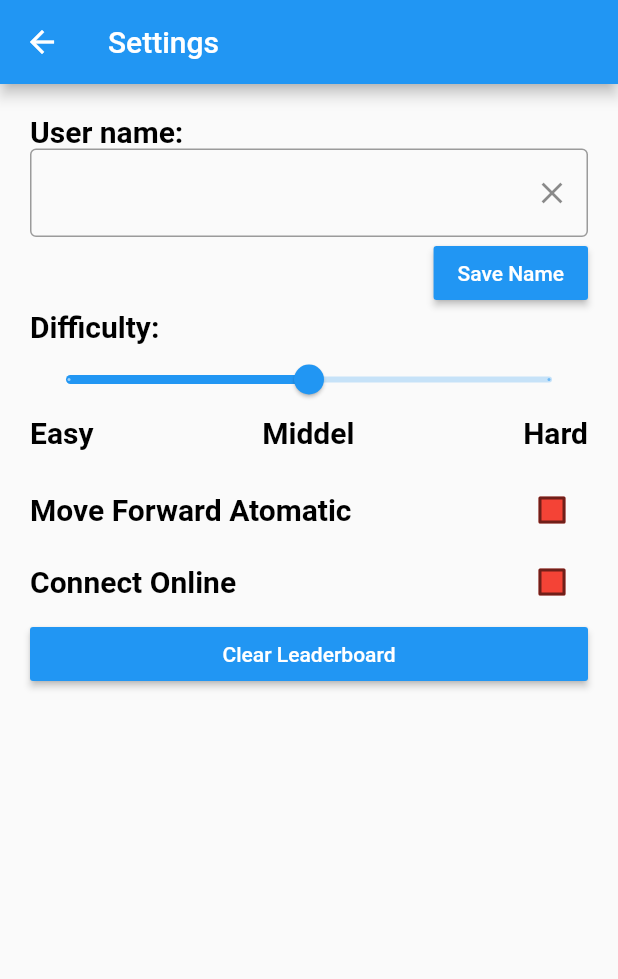
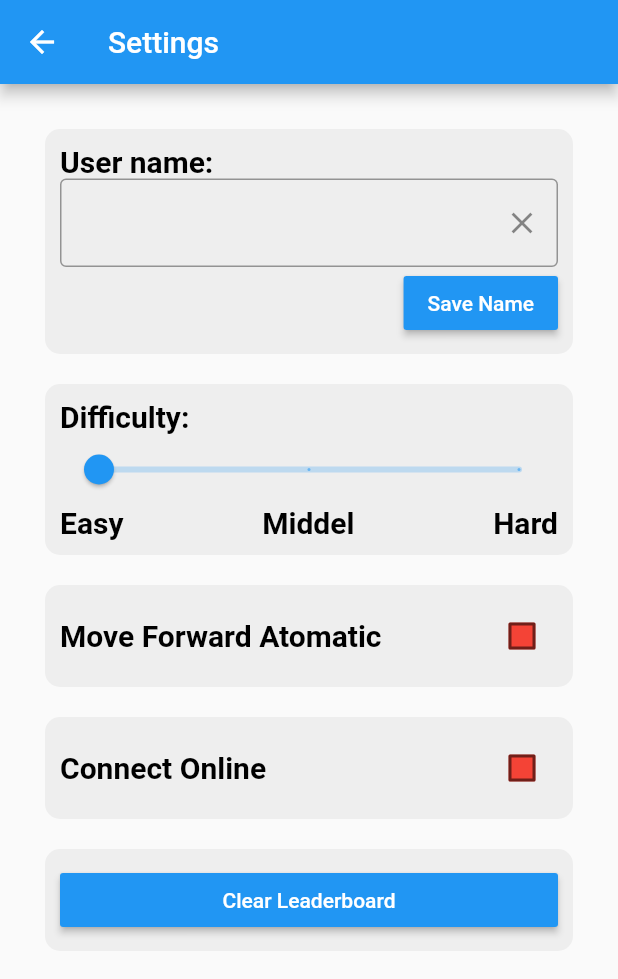
Before and after one commit to LukasAxelborn/CircleShoot, a Flutter app: the screen it shows after launch, after a tap on "Settings", on a phone screen of 412 x 824 dp. Shown: the top 979 px of the screen. Run offline on Flutter 3.47's test engine with Material 2 defaults, Android fonts, the phone set to English and light mode, and no system bars; our stand-ins replace shared_preferences; missing offline and left inert: flame, shared_preferences_web.

Commit message:
added persistent storge to user settings

```diff
--- a/lib/main.dart
+++ b/lib/main.dart
@@ -3,9 +3,12 @@ import 'package:game/settings/app_settings/scores_tracker_singleton.dart';
 import 'package:game/start_screen/start_menu.dart';
 import 'package:flutter/services.dart';
 
+import 'settings/user_settings/user_settings_option_state/user_settings_state.dart';
+
 void main() async {
   WidgetsFlutterBinding.ensureInitialized();
   ScoresTrackerSingleton().loadCSV();
+  UserSettingsState.init();
   SystemChrome.setPreferredOrientations([DeviceOrientation.portraitUp])
       .then((_) {
     runApp(
--- a/lib/settings/user_settings/settings_menu.dart
+++ b/lib/settings/user_settings/settings_menu.dart
@@ -24,14 +24,41 @@ class _SettingsMenuState extends State<SettingsMenu> {
         padding: const EdgeInsets.all(20.0),
         child: ListView(
           children: const [
-            SettingsUserNameChangeTextBox(),
-            SettingsDifficultySlider(),
-            SettingsAutoForwardCheckBox(),
-            SettingsOnlineCheckBox(),
-            SettingsClearLeaderBoard(),
+            CustomsRow(
+              widget: SettingsUserNameChangeTextBox(),
+            ),
+            CustomsRow(
+              widget: SettingsDifficultySlider(),
+            ),
+            CustomsRow(
+              widget: SettingsAutoForwardCheckBox(),
+            ),
+            CustomsRow(
+              widget: SettingsOnlineCheckBox(),
+            ),
+            CustomsRow(
+              widget: SettingsClearLeaderBoard(),
+            ),
           ],
         ),
       ),
     );
   }
 }
+
+class CustomsRow extends StatelessWidget {
+  final Widget widget;
+  const CustomsRow({Key? key, required this.widget}) : super(key: key);
+  @override
+  Widget build(BuildContext context) {
+    return Container(
+      padding: const EdgeInsets.all(10.0),
+      margin: const EdgeInsets.all(10.0),
+      decoration: BoxDecoration(
+        color: Colors.grey[200],
+        borderRadius: const BorderRadius.all(Radius.circular(10.0)),
+      ),
+      child: widget,
+    );
+  }
+}
--- /dev/null
+++ b/lib/settings/user_settings/user_settings_option_state/user_settings_state.dart
@@ -0,0 +1,40 @@
+import 'package:shared_preferences/shared_preferences.dart';
+
+class UserSettingsState {
+  static const String difficulty = "difficulty";
+  static const String moveforwardAutomatic = "MoveForward";
+  static const String connectonline = "ConnectOnline";
+
+  static late final SharedPreferences preferences;
+
+  static Future<SharedPreferences> init() async =>
+      preferences = await SharedPreferences.getInstance();
+
+  int getDifficulty() {
+    return preferences.getInt(difficulty) ?? 0;
+    // this 1 in the end is a default value
+  }
+
+  Future setDifficulty(int _difficulty) {
+    print(_difficulty);
+    return preferences.setInt(difficulty, _difficulty);
+  }
+
+  bool? getMoveForwardAutomatic() {
+    return preferences.getBool(moveforwardAutomatic);
+    // defult is error
+  }
+
+  Future setMoveForwardAutomatic(bool _moveforwardAutomatic) {
+    return preferences.setBool(moveforwardAutomatic, _moveforwardAutomatic);
+  }
+
+  bool? getConnectOnline() {
+    return preferences.getBool(connectonline);
+    // defult is error
+  }
+
+  Future setConnectOnline(bool _connectonline) {
+    return preferences.setBool(connectonline, _connectonline);
+  }
+}
--- a/lib/settings/user_settings/user_settings_options/settings_auto_forward_checkbox.dart
+++ b/lib/settings/user_settings/user_settings_options/settings_auto_forward_checkbox.dart
@@ -25,9 +25,7 @@ class _SettingsAutoForwardCheckBoxState
       return Colors.red;
     }
 
-    return Padding(
-      padding: const EdgeInsets.only(top: 16.0),
-      child: Row(
+    return Row(
       mainAxisAlignment: MainAxisAlignment.spaceBetween,
       children: [
         const Text(
@@ -49,7 +47,6 @@ class _SettingsAutoForwardCheckBoxState
           },
         ),
       ],
-      ),
     );
   }
 }
--- a/lib/settings/user_settings/user_settings_options/settings_difficulty_slider.dart
+++ b/lib/settings/user_settings/user_settings_options/settings_difficulty_slider.dart
@@ -1,4 +1,5 @@
 import 'package:flutter/material.dart';
+import 'package:game/settings/user_settings/user_settings_option_state/user_settings_state.dart';
 
 class SettingsDifficultySlider extends StatefulWidget {
   const SettingsDifficultySlider({Key? key}) : super(key: key);
@@ -9,7 +10,7 @@ class SettingsDifficultySlider extends StatefulWidget {
 }
 
 class _SettingsDifficultySliderState extends State<SettingsDifficultySlider> {
-  double _currentSliderValue = 1;
+  double _currentSliderValue = UserSettingsState().getDifficulty().toDouble();
 
   @override
   Widget build(BuildContext context) {
@@ -33,6 +34,7 @@ class _SettingsDifficultySliderState extends State<SettingsDifficultySlider> {
           onChanged: (double value) {
             setState(() {
               _currentSliderValue = value;
+              UserSettingsState().setDifficulty(value.toInt());
             });
           },
         ),
```
Lines whose indentation alone changed are shown as unchanged.
